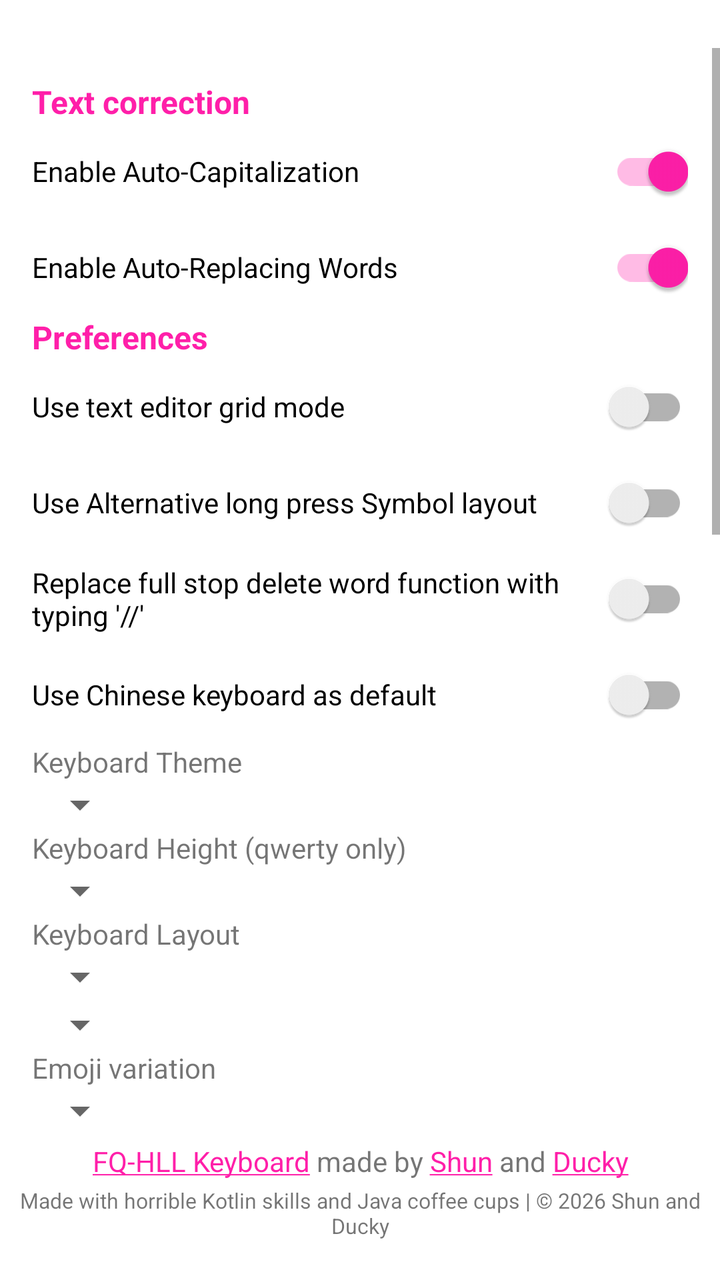
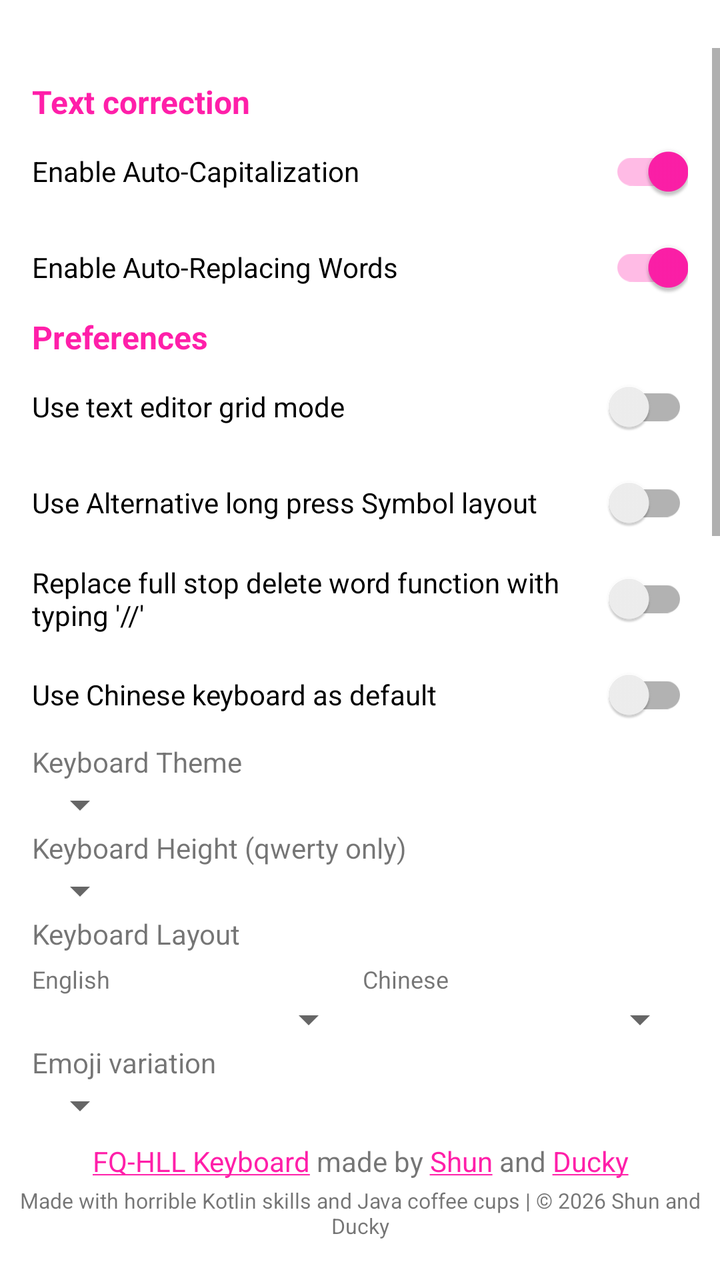

Compare the two renders of this Android layout. The source of the first and the diff that turns it into the second are given below.
<!-- AndroidManifest.xml: application theme Theme.FQHLLKeyboard -->
<!-- res/layout/activity_main.xml -->
<?xml version="1.0" encoding="utf-8"?>
<androidx.constraintlayout.widget.ConstraintLayout
    xmlns:android="http://schemas.android.com/apk/res/android"
    xmlns:app="http://schemas.android.com/apk/res-auto"
    xmlns:tools="http://schemas.android.com/tools"
    android:layout_width="match_parent"
    android:layout_height="match_parent"
    android:fitsSystemWindows="true"
    tools:context=".MainActivity">

    <ScrollView
        android:layout_width="0dp"
        android:layout_height="0dp"
        android:orientation="vertical"
        android:fitsSystemWindows="true"
        android:clipToPadding="false"
        app:layout_constraintTop_toTopOf="parent"
        app:layout_constraintStart_toStartOf="parent"
        app:layout_constraintEnd_toEndOf="parent"
        app:layout_constraintBottom_toTopOf="@id/repoLink"
        android:layout_marginBottom="10dp"
        android:layout_marginTop="24dp"
        tools:context=".MainActivity">

        <LinearLayout
            android:id="@+id/linear_layout_root"
            android:layout_width="match_parent"
            android:layout_height="wrap_content"
            android:orientation="vertical"
            android:padding="16dp"
            app:layout_constraintBottom_toBottomOf="parent"
            app:layout_constraintEnd_toEndOf="parent"
            app:layout_constraintHorizontal_bias="0.0"
            app:layout_constraintStart_toStartOf="parent"
            app:layout_constraintTop_toTopOf="parent"
            app:layout_constraintVertical_bias="0.0"
            tools:context=".MainActivity">

            <TextView
                android:layout_width="wrap_content"
                android:layout_height="wrap_content"
                android:text="@string/text_correction"
                android:textColor="@color/custom_fqhll_banner_pink"
                android:textSize="16sp"
                android:textStyle="bold" />

            <androidx.appcompat.widget.SwitchCompat
                android:id="@+id/capsToggle"
                android:layout_width="match_parent"
                android:layout_height="wrap_content"
                android:checked="true"
                android:text="@string/enable_auto_caps" />

            <androidx.appcompat.widget.SwitchCompat
                android:id="@+id/autocorToggle"
                android:layout_width="match_parent"
                android:layout_height="wrap_content"
                android:checked="true"
                android:text="@string/enable_autocor" />

            <TextView
                android:layout_width="wrap_content"
                android:layout_height="wrap_content"
                android:text="@string/preferences"
                android:textColor="@color/custom_fqhll_banner_pink"
                android:textSize="16sp"
                android:textStyle="bold" />

            <androidx.appcompat.widget.SwitchCompat
                android:id="@+id/gridToggle"
                android:layout_width="match_parent"
                android:layout_height="wrap_content"
                android:checked="false"
                android:text="@string/enable_editor_grid" />

            <androidx.appcompat.widget.SwitchCompat
                android:id="@+id/altSymbolToggle"
                android:layout_width="match_parent"
                android:layout_height="wrap_content"
                android:checked="false"
                android:text="@string/use_alt_symbol_layout" />

            <androidx.appcompat.widget.SwitchCompat
                android:id="@+id/fullStopCommentToggle"
                android:layout_width="match_parent"
                android:layout_height="wrap_content"
                android:checked="false"
                android:text="Replace full stop delete word function with typing '//'"/>

            <androidx.appcompat.widget.SwitchCompat
                android:id="@+id/chiKeyboardDefaultToggle"
                android:layout_width="match_parent"
                android:layout_height="wrap_content"
                android:checked="false"
                android:text="Use Chinese keyboard as default"/>

            <TextView
                android:layout_width="wrap_content"
                android:layout_height="wrap_content"
                android:text="@string/theme_switcher" />

            <Spinner
                android:id="@+id/color_options"
                android:layout_width="wrap_content"
                android:layout_height="wrap_content"
                android:spinnerMode="dialog" />

            <TextView
                android:layout_width="wrap_content"
                android:layout_height="wrap_content"
                android:text="@string/height_switcher" />

            <Spinner
                android:id="@+id/height_options"
                android:layout_width="wrap_content"
                android:layout_height="wrap_content"
                android:spinnerMode="dropdown" />

            <TextView
                android:layout_width="wrap_content"
                android:layout_height="wrap_content"
                android:text="@string/layout_switcher" />

            <Spinner
                android:id="@+id/eng_layout_options"
                android:layout_width="wrap_content"
                android:layout_height="wrap_content"
                android:spinnerMode="dropdown" />

            <Spinner
                android:id="@+id/chi_layout_options"
                android:layout_width="wrap_content"
                android:layout_height="wrap_content"
                android:spinnerMode="dropdown" />

            <TextView
                android:layout_width="wrap_content"
                android:layout_height="wrap_content"
                android:text="@string/emoji_switcher" />

            <Spinner
                android:id="@+id/emoji_options"
                android:layout_width="wrap_content"
                android:layout_height="wrap_content"
                android:spinnerMode="dropdown"
                android:layout_marginBottom="10dp"/>

            <TextView
                android:layout_width="wrap_content"
                android:layout_height="wrap_content"
                android:text="@string/audio"
                android:textColor="@color/custom_fqhll_banner_pink"
                android:textSize="16sp"
                android:textStyle="bold" />

            <androidx.appcompat.widget.SwitchCompat
                android:id="@+id/keySoundToggle"
                android:layout_width="match_parent"
                android:layout_height="wrap_content"
                android:checked="true"
                android:text="@string/enable_sound" />

            <TextView
                android:layout_width="wrap_content"
                android:layout_height="wrap_content"
                android:text="@string/sound_switcher" />

            <Spinner
                android:id="@+id/key_sound_options"
                android:layout_width="wrap_content"
                android:layout_height="wrap_content"
                android:layout_marginBottom="10dp"/>

            <TextView
                android:layout_width="wrap_content"
                android:layout_height="wrap_content"
                android:text="@string/edit_dictionary"
                android:textColor="@color/custom_fqhll_banner_pink"
                android:textSize="16sp"
                android:textStyle="bold" />

            <EditText
                android:id="@+id/edit_dict_input"
                android:layout_width="match_parent"
                android:layout_height="wrap_content"
                android:ems="10"
                android:hint="@string/edit_dict_word"
                android:inputType="text" />

            <LinearLayout
                android:layout_width="match_parent"
                android:layout_height="wrap_content"
                android:orientation="horizontal"
                android:weightSum="2">

                <Button
                    android:id="@+id/add_dict_btn"
                    android:layout_width="0dp"
                    android:layout_weight="1"
                    android:layout_height="wrap_content"
                    android:layout_marginEnd="3sp"
                    android:text="@string/add_to_dictionary" />

                <Button
                    android:id="@+id/remove_dict_btn"
                    android:layout_weight="1"
                    android:layout_width="0dp"
                    android:layout_height="wrap_content"
                    android:layout_marginBottom="10dp"
                    android:text="@string/remove_from_dictionary" />

            </LinearLayout>

            <TextView
                android:layout_width="wrap_content"
                android:layout_height="wrap_content"
                android:text="English custom dictionary" />

            <LinearLayout
                android:layout_width="match_parent"
                android:layout_height="wrap_content"
                android:orientation="horizontal"
                android:weightSum="2">

                <Button
                    android:id="@+id/get_dict_btn"
                    android:layout_width="0dp"
                    android:layout_weight="1"
                    android:layout_height="wrap_content"
                    android:layout_marginEnd="3sp"
                    android:text="Export to file" />

                <Button
                    android:id="@+id/import_dict_btn"
                    android:layout_width="0dp"
                    android:layout_weight="1"
                    android:layout_height="wrap_content"
                    android:text="Import from file" />

            </LinearLayout>

            <TextView
                android:layout_width="wrap_content"
                android:layout_height="wrap_content"
                android:textSize="12sp"
                android:text="Files are in newline separated .txt format" />

            <TextView
                android:layout_width="wrap_content"
                android:layout_height="wrap_content"
                android:textSize="12sp"
                android:layout_marginBottom="10dp"
                android:text="Note: Importing from file might cause black screens to appear and increase lag temporarily (~1 min)" />

            <TextView
                android:layout_marginTop="16sp"
                android:layout_width="wrap_content"
                android:layout_height="wrap_content"
                android:text="Chinese Dictionary"
                android:textColor="@color/custom_fqhll_banner_pink"
                android:textSize="16sp"
                android:textStyle="bold" />

            <Button
                android:id="@+id/btn_remove_chinese_dict"
                android:layout_width="match_parent"
                android:layout_height="wrap_content"
                android:text="Remove full Chinese Dictionary" />

            <TextView
                android:layout_marginTop="16sp"
                android:layout_width="wrap_content"
                android:layout_height="wrap_content"
                android:text="@string/set_keyboard_to_fqhll"
                android:textSize="14sp" />

            <Button
                android:id="@+id/open_settings_btn"
                android:layout_width="match_parent"
                android:layout_height="wrap_content"
                android:text="@string/open_keyboard_settings" />

            <Button
                android:id="@+id/set_keyboard_btn"
                android:layout_width="match_parent"
                android:layout_height="wrap_content"
                android:text="@string/set_system_keyboard" />

        </LinearLayout>
    </ScrollView>

    <TextView
        android:id="@+id/repoLink"
        android:layout_width="match_parent"
        android:layout_height="wrap_content"
        android:layout_marginBottom="3dp"
        android:gravity="bottom|center"
        android:text="@string/repo_link"
        app:layout_constraintBottom_toTopOf="@id/copyrightNotice"
        app:layout_constraintEnd_toEndOf="parent"
        app:layout_constraintStart_toStartOf="parent" />

    <TextView
        android:id="@+id/copyrightNotice"
        android:layout_width="match_parent"
        android:layout_height="wrap_content"
        android:layout_marginBottom="20dp"
        android:gravity="bottom|center"
        android:text="@string/copyright_notice"
        android:textSize="10.5sp"
        app:layout_constraintBottom_toBottomOf="parent"
        app:layout_constraintEnd_toEndOf="parent"
        app:layout_constraintStart_toStartOf="parent" />

</androidx.constraintlayout.widget.ConstraintLayout>
<!-- resources referenced by this layout -->
<resources>
  <color name="custom_fqhll_banner_pink">#ff1fa9</color>
  <string name="add_to_dictionary">Add word to dictionary</string>
  <string name="audio">Audio</string>
  <string name="copyright_notice">Made with horrible Kotlin skills and Java coffee cups | © 2026 Shun and Ducky</string>
  <string name="edit_dict_word">word to add/remove</string>
  <string name="edit_dictionary">English Dictionary</string>
  <string name="emoji_switcher">Emoji variation</string>
  <string name="enable_auto_caps">Enable Auto-Capitalization</string>
  <string name="enable_autocor">Enable Auto-Replacing Words</string>
  <string name="enable_editor_grid">Use text editor grid mode</string>
  <string name="enable_sound">Sound on key press</string>
  <string name="height_switcher">Keyboard Height (qwerty only)</string>
  <string name="layout_switcher">Keyboard Layout</string>
  <string name="open_keyboard_settings">Open keyboard settings</string>
  <string name="preferences">Preferences</string>
  <string name="remove_from_dictionary">Remove word from dictionary</string>
  <string name="repo_link"><a href="https://github.com/shun4midx/FQ-HLL-Keyboard">FQ-HLL Keyboard</a> made by <a href="https://github.com/shun4midx">Shun</a> and <a href="https://github.com/ducky4life">Ducky</a></string>
  <string name="set_keyboard_to_fqhll">Set Keyboard to FQ-HLL Keyboard</string>
  <string name="set_system_keyboard">Set system keyboard</string>
  <string name="sound_switcher">Sound effect on key press</string>
  <string name="text_correction">Text correction</string>
  <string name="theme_switcher">Keyboard Theme</string>
  <string name="use_alt_symbol_layout">Use Alternative long press Symbol layout</string>
  <style name="Theme.FQHLLKeyboard" parent="Theme.MaterialComponents.DayNight.DarkActionBar">
          
          <item name="colorPrimary">@color/custom_fqhll_logo_blue</item>
          <item name="colorPrimaryVariant">@color/custom_fqhll_banner_blue</item>
          <item name="colorOnPrimary">@color/custom_fqhll_logo_purple</item>
          
          <item name="colorSecondary">@color/custom_fqhll_banner_pink</item>
          <item name="colorSecondaryVariant">@color/custom_fqhll_banner_pink</item>
          <item name="colorOnSecondary">@color/black</item>
          
          <item name="android:statusBarColor">?attr/colorPrimaryVariant</item>
  
          <item name="android:actionBarStyle">@style/FQHLL.ActionBar</item>
          <item name="actionBarStyle">@style/FQHLL.ActionBar</item>
      </style>
  <color name="custom_fqhll_logo_blue">#0025cc</color>
  <color name="custom_fqhll_banner_blue">#0b259b</color>
  <color name="custom_fqhll_logo_purple">#bc3fde</color>
  <color name="black">#FF000000</color>
  <style name="FQHLL.ActionBar" parent="Widget.AppCompat.ActionBar">
          <item name="background">@color/custom_fqhll_banner_blue</item>
          <item name="titleTextStyle">@style/FQHLL.ActionBar.TitleText</item>
      </style>
  <style name="FQHLL.ActionBar.TitleText" parent="TextAppearance.AppCompat.Widget.ActionBar.Title">
          <item name="android:textColor">@color/custom_fqhll_logo_purple</item>
      </style>
</resources>

<!-- the commit's change to res/layout/activity_main.xml (unified diff, before → after) -->
@@ -119,19 +119,54 @@
             <TextView
                 android:layout_width="wrap_content"
                 android:layout_height="wrap_content"
+                android:layout_marginBottom="5dp"
                 android:text="@string/layout_switcher" />
 
-            <Spinner
-                android:id="@+id/eng_layout_options"
-                android:layout_width="wrap_content"
-                android:layout_height="wrap_content"
-                android:spinnerMode="dropdown" />
-
-            <Spinner
-                android:id="@+id/chi_layout_options"
-                android:layout_width="wrap_content"
-                android:layout_height="wrap_content"
-                android:spinnerMode="dropdown" />
+            <LinearLayout
+                android:layout_width="match_parent"
+                android:layout_height="wrap_content"
+                android:orientation="horizontal"
+                android:weightSum="2">
+
+                <TextView
+                    android:layout_width="0dp"
+                    android:layout_weight="1"
+                    android:layout_height="wrap_content"
+                    android:layout_marginEnd="3sp"
+                    android:textSize="12sp"
+                    android:text="English" />
+
+                <TextView
+                    android:layout_width="0dp"
+                    android:layout_weight="1"
+                    android:layout_height="wrap_content"
+                    android:textSize="12sp"
+                    android:text="Chinese" />
+
+            </LinearLayout>
+
+            <LinearLayout
+                android:layout_width="match_parent"
+                android:layout_height="wrap_content"
+                android:orientation="horizontal"
+                android:weightSum="2">
+
+                <Spinner
+                    android:id="@+id/eng_layout_options"
+                    android:layout_width="0dp"
+                    android:layout_weight="1"
+                    android:layout_height="wrap_content"
+                    android:layout_marginEnd="3sp"
+                    android:spinnerMode="dropdown" />
+
+                <Spinner
+                    android:id="@+id/chi_layout_options"
+                    android:layout_width="0dp"
+                    android:layout_weight="1"
+                    android:layout_height="wrap_content"
+                    android:spinnerMode="dropdown" />
+
+            </LinearLayout>
 
             <TextView
                 android:layout_width="wrap_content"
